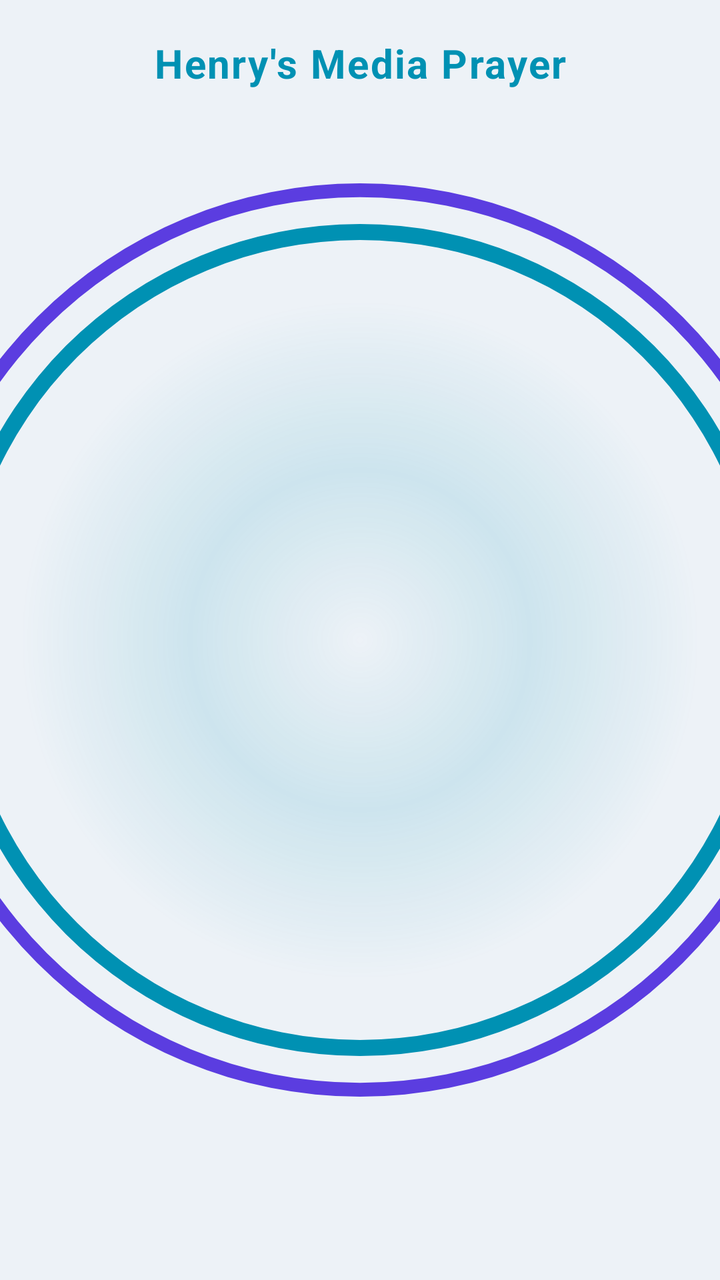
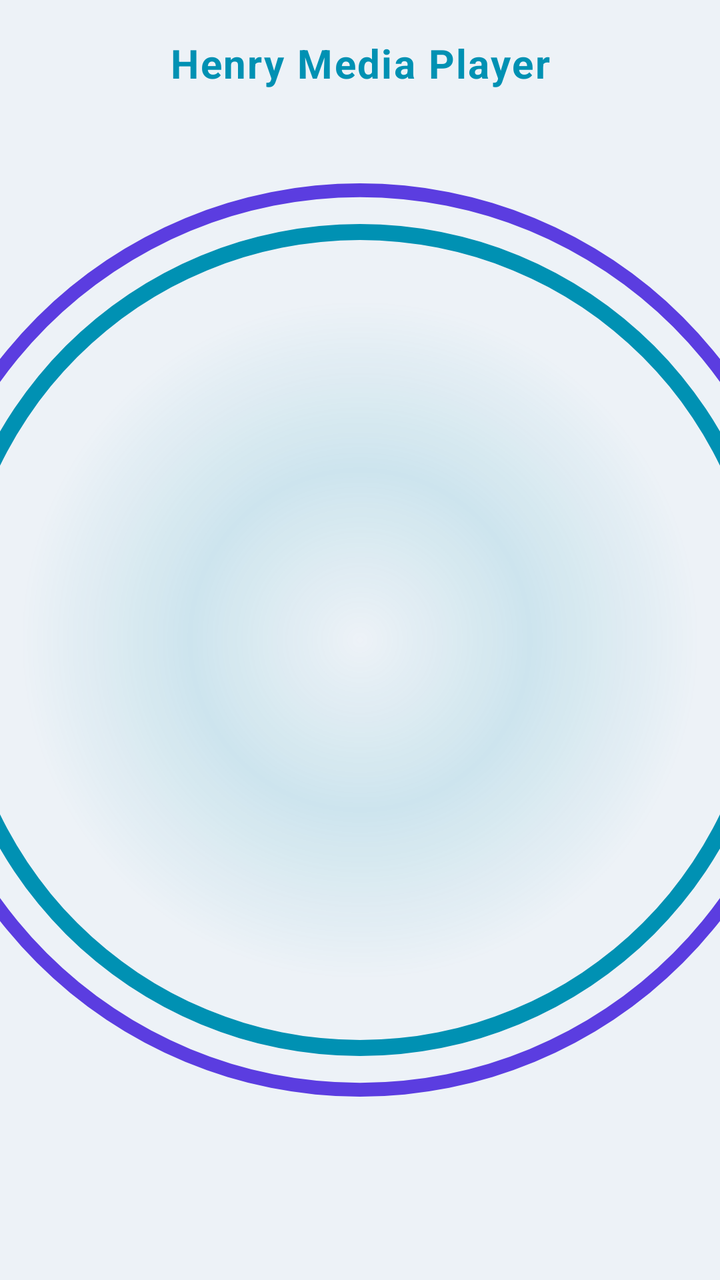

Before-and-after screenshots of an Android layout around one commit, followed by the original layout XML and the change that was made.
<!-- AndroidManifest.xml: activity theme Theme.MediaPrayer -->
<!-- res/layout/activity_main.xml -->
<?xml version="1.0" encoding="utf-8"?>
<FrameLayout xmlns:android="http://schemas.android.com/apk/res/android"
    xmlns:app="http://schemas.android.com/apk/res-auto"
    android:layout_width="match_parent"
    android:layout_height="match_parent">

    
    <View
        android:layout_width="match_parent"
        android:layout_height="match_parent"
        android:background="@drawable/bg_legendary" />

    
    <ImageView
        android:id="@+id/bg_photo"
        android:layout_width="match_parent"
        android:layout_height="match_parent"
        android:scaleType="centerCrop"
        android:visibility="gone"
        android:contentDescription="@null" />

    <LinearLayout
        android:layout_width="match_parent"
        android:layout_height="match_parent"
        android:orientation="vertical">

        <TextView
            android:layout_width="match_parent"
            android:layout_height="wrap_content"
            android:gravity="center"
            android:paddingTop="18dp"
            android:paddingBottom="6dp"
            android:text="Henry's Media Prayer"
            android:textColor="@color/accent_cyan"
            android:textSize="20sp"
            android:textStyle="bold"
            android:letterSpacing="0.04" />

        <com.google.android.material.tabs.TabLayout
            android:id="@+id/tabs"
            android:layout_width="match_parent"
            android:layout_height="wrap_content"
            android:background="@android:color/transparent"
            app:tabMode="scrollable"
            app:tabGravity="start"
            app:tabIndicatorColor="@color/accent_cyan"
            app:tabSelectedTextColor="@color/accent_cyan"
            app:tabTextColor="@color/text_secondary" />

        <androidx.viewpager2.widget.ViewPager2
            android:id="@+id/view_pager"
            android:layout_width="match_parent"
            android:layout_height="0dp"
            android:layout_weight="1" />

    </LinearLayout>

</FrameLayout>
<!-- resources referenced by this layout -->
<resources>
  <color name="accent_cyan">#0091B3</color>
  <color name="text_secondary">#48566A</color>
  <!-- drawable bg_legendary (drawable) -->
  <?xml version="1.0" encoding="utf-8"?>
  <layer-list xmlns:android="http://schemas.android.com/apk/res/android">
      <item>
          <shape android:shape="rectangle">
              <solid android:color="@color/bg_base" />
          </shape>
      </item>
      <item android:gravity="center" android:width="480dp" android:height="480dp" android:drawable="@drawable/ring_cyan" />
      <item android:gravity="center" android:width="620dp" android:height="620dp" android:drawable="@drawable/ring_violet" />
      <item android:gravity="center" android:width="340dp" android:height="340dp">
          <shape android:shape="oval">
              <gradient
                  android:type="radial"
                  android:gradientRadius="170dp"
                  android:centerColor="#220091B3"
                  android:endColor="@android:color/transparent" />
          </shape>
      </item>
  </layer-list>
  <style name="Theme.MediaPrayer" parent="Theme.MaterialComponents.DayNight.NoActionBar">
          <item name="colorPrimary">@color/accent_cyan</item>
          <item name="colorPrimaryDark">@color/bg_base</item>
          <item name="colorAccent">@color/accent_violet</item>
          <item name="android:windowBackground">@android:color/transparent</item>
          <item name="android:statusBarColor">@color/bg_base</item>
          <item name="android:navigationBarColor">@color/bg_base</item>
          <item name="android:textColorPrimary">@color/text_primary</item>
          <item name="android:textColorSecondary">@color/text_secondary</item>
      </style>
  <color name="bg_base">#EDF2F7</color>
  <!-- drawable ring_cyan (drawable) -->
  <?xml version="1.0" encoding="utf-8"?>
  <shape xmlns:android="http://schemas.android.com/apk/res/android"
      android:shape="ring"
      android:innerRadiusRatio="2.4"
      android:thicknessRatio="60"
      android:useLevel="false">
      <solid android:color="@color/accent_cyan" />
  </shape>
  <!-- drawable ring_violet (drawable) -->
  <?xml version="1.0" encoding="utf-8"?>
  <shape xmlns:android="http://schemas.android.com/apk/res/android"
      android:shape="ring"
      android:innerRadiusRatio="2.8"
      android:thicknessRatio="90"
      android:useLevel="false">
      <solid android:color="@color/accent_violet" />
  </shape>
  <color name="accent_violet">#5B3DE0</color>
  <color name="text_primary">#101720</color>
</resources>

<!-- the commit's change to res/layout/activity_main.xml (unified diff, before → after) -->
@@ -30,7 +30,7 @@
             android:gravity="center"
             android:paddingTop="18dp"
             android:paddingBottom="6dp"
-            android:text="Henry's Media Prayer"
+            android:text="Henry Media Player"
             android:textColor="@color/accent_cyan"
             android:textSize="20sp"
             android:textStyle="bold"
